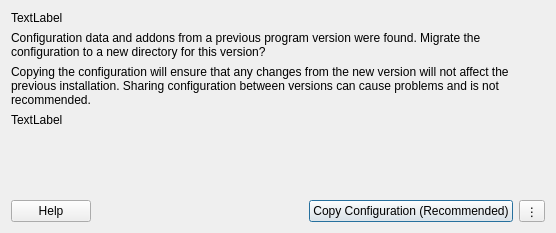
Above: src/Gui/Dialogs/DlgVersionMigrator.ui from southseact-3d/fcd before the change. Below: the same form after it.
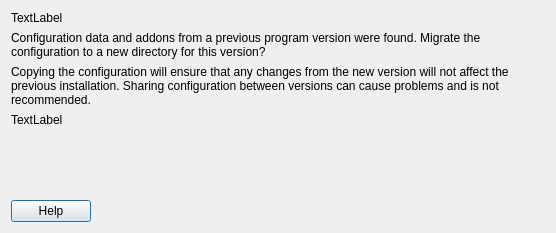
That is the form after the change. Custom widgets are drawn as their Qt base class.

Commit message: Gui: Use SplitButton for config migration modal

What changed in the file:
```diff
--- a/src/Gui/Dialogs/DlgVersionMigrator.ui
+++ b/src/Gui/Dialogs/DlgVersionMigrator.ui
@@ -102,32 +102,20 @@
       </spacer>
      </item>
      <item>
-      <widget class="QPushButton" name="copyButton">
-       <property name="text">
-        <string>Copy Configuration (Recommended)</string>
-       </property>
-       <property name="default">
-        <bool>true</bool>
-       </property>
-       <property name="flat">
-        <bool>false</bool>
-       </property>
-      </widget>
-     </item>
-     <item>
-      <widget class="QToolButton" name="menuButton">
-       <property name="text">
-        <string notr="true">⋮</string>
-       </property>
-       <property name="toolButtonStyle">
-        <enum>Qt::ToolButtonTextOnly</enum>
-       </property>
-      </widget>
+      <widget class="Gui::SplitButton" name="copyButton" native="true"/>
      </item>
     </layout>
    </item>
   </layout>
  </widget>
+ <customwidgets>
+  <customwidget>
+   <class>Gui::SplitButton</class>
+   <extends>QWidget</extends>
+   <header>Gui/SplitButton.h</header>
+   <container>1</container>
+  </customwidget>
+ </customwidgets>
  <resources/>
  <connections/>
 </ui>
```
The commit also changes 1 other file.
